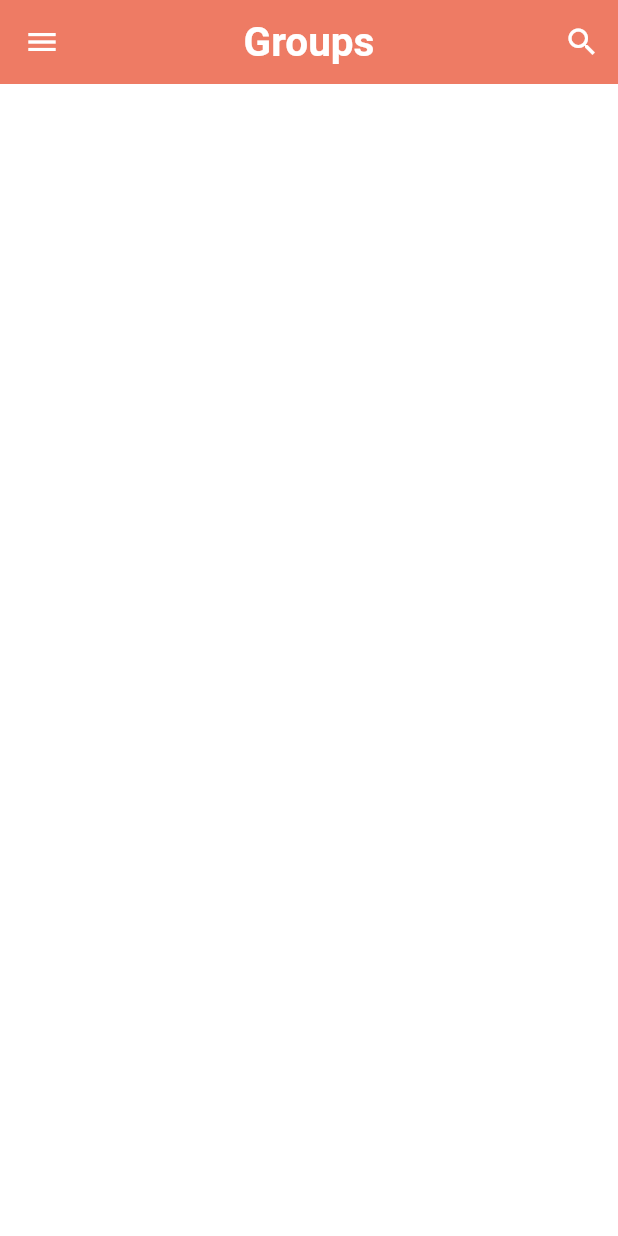
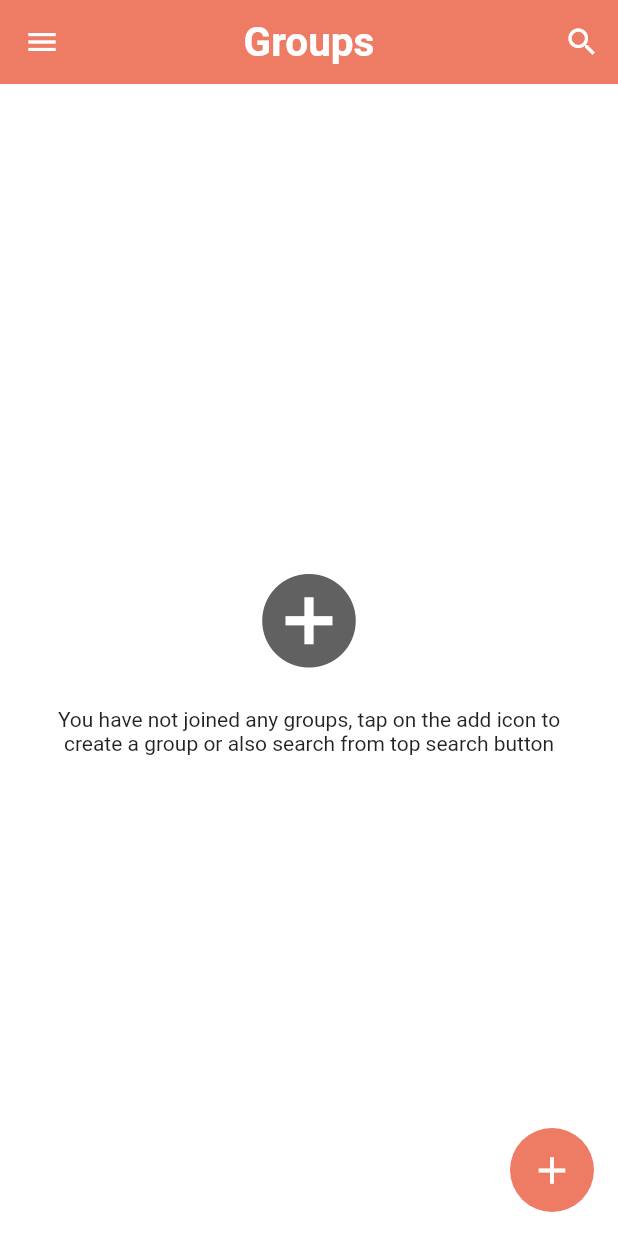
Before and after one commit to nik-05/chat-app, a Flutter app: the HomePage screen opened directly, on a phone screen of 412 x 824 dp. Run offline on Flutter 3.47's test engine with Material 2 defaults, Android fonts, the phone set to English and light mode, and no system bars; our stand-ins replace cloud_firestore, firebase_auth, firebase_core, shared_preferences; accounts and stored records are empty.

Commit message:
Home screen coding

```diff
--- a/lib/pages/home_page.dart
+++ b/lib/pages/home_page.dart
@@ -3,7 +3,9 @@ import 'package:chat_app/pages/auth/login_page.dart';
 import 'package:chat_app/pages/auth/profile_page.dart';
 import 'package:chat_app/pages/search_page.dart';
 import 'package:chat_app/service/auth_service.dart';
+import 'package:chat_app/service/database_service.dart';
 import 'package:chat_app/widgets/widgets.dart';
+import 'package:firebase_auth/firebase_auth.dart';
 import 'package:flutter/material.dart';
 
 class HomePage extends StatefulWidget {
@@ -17,6 +19,7 @@ class _HomePageState extends State<HomePage> {
   AuthService authService = AuthService();
   String userName = "";
   String email = "";
+  Stream? groups;
 
   @override
   void initState() {
@@ -31,6 +34,14 @@ class _HomePageState extends State<HomePage> {
     });
     await HelperFunction.getUserNameSF().then((value) {
       userName = value!;
+    });
+    // getting list of snapshots in our stream
+    await DatabaseService(uid: FirebaseAuth.instance.currentUser!.uid)
+        .getUserGroups()
+        .then((snapshot) {
+      setState(() {
+        groups = snapshot;
+      });
     });
   }
 
@@ -92,7 +103,12 @@ class _HomePageState extends State<HomePage> {
             ),
             ListTile(
               onTap: () {
-                nextScreenReplace(context, ProfilPage(email: email, userName: userName,));
+                nextScreenReplace(
+                    context,
+                    ProfilPage(
+                      email: email,
+                      userName: userName,
+                    ));
               },
               contentPadding:
                   const EdgeInsets.symmetric(horizontal: 20, vertical: 5),
@@ -154,6 +170,73 @@ class _HomePageState extends State<HomePage> {
           ],
         ),
       ),
+      body: groupList(),
+      floatingActionButton: FloatingActionButton(
+        onPressed: () {
+          popUpDialog(context);
+        },
+        elevation: 0,
+        backgroundColor: Theme.of(context).primaryColor,
+        child: const Icon(
+          Icons.add,
+          color: Colors.white,
+          size: 30,
+        ),
+      ),
+    );
+  }
+
+  popUpDialog(context) {}
+
+  groupList() {
+    return StreamBuilder(
+      stream: groups,
+      builder: (context, AsyncSnapshot snapshot) {
+        // make some checks
+        if (snapshot.hasData) {
+          if (snapshot.data['groups'] != null) {
+            if (snapshot.data['groups'].length != 0) {
+              return Text('Hello, World!');
+            } else {
+              return noGroupWidget();
+            }
+          } else {
+            return noGroupWidget();
+          }
+        } else {
+          return Center(
+              child: CircularProgressIndicator(
+                  color: Theme.of(context).primaryColor));
+        }
+      },
+    );
+  }
+
+  noGroupWidget() {
+    return Container(
+      padding: const EdgeInsets.symmetric(horizontal: 25),
+      child: Column(
+        mainAxisAlignment: MainAxisAlignment.center,
+        crossAxisAlignment: CrossAxisAlignment.center,
+        children: [
+          GestureDetector(
+            onTap: () {
+              popUpDialog(context);
+            },
+            child: Icon(
+              Icons.add_circle,
+              color: Colors.grey[700],
+              size: 75,
+            ),
+          ),
+          const SizedBox(
+            height: 20,
+          ),
+          const Text(
+              'You have not joined any groups, tap on the add icon to create a group or also search from top search button',
+          textAlign: TextAlign.center,),
+        ],
+      ),
     );
   }
 }
--- a/lib/service/database_service.dart
+++ b/lib/service/database_service.dart
@@ -28,4 +28,9 @@ class DatabaseService {
         await userCollection.where("email", isEqualTo: email).get();
     return snapshot;
   }
+
+  // get user groups
+  getUserGroups() async {
+    return userCollection.doc(uid).snapshots();
+  }
 }
```
